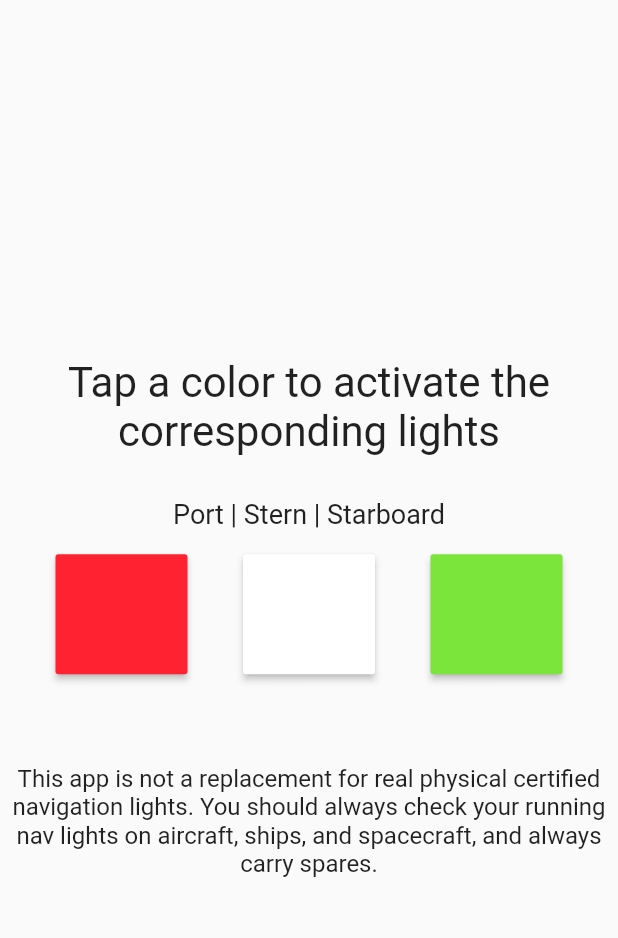
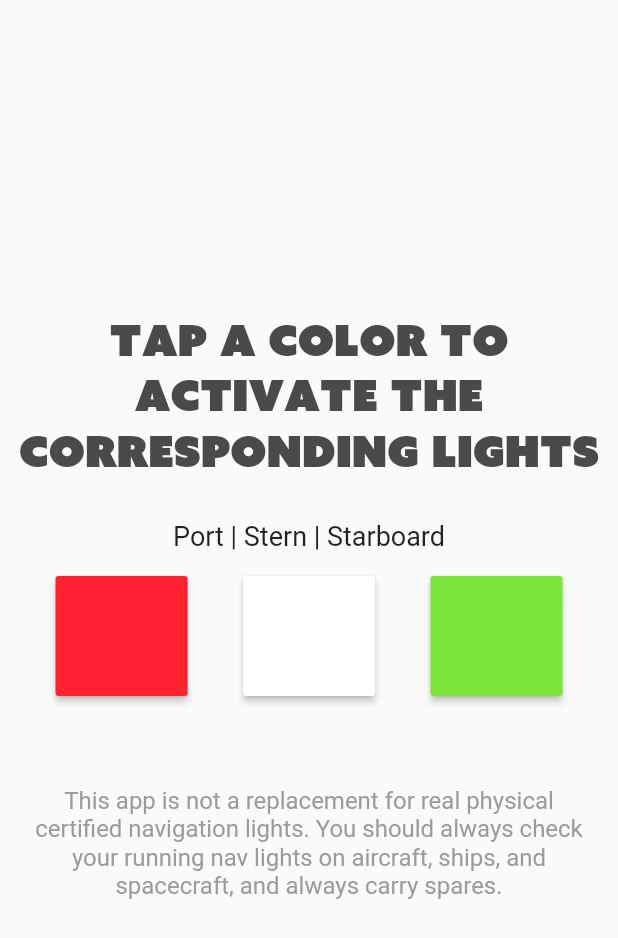
Before and after one commit to supitchayapat/emergency-nav-lights-sim-flutter, a Flutter app: the HomePage screen opened directly, on a phone screen of 412 x 824 dp. Shown: the top 938 px of the screen. Run offline on Flutter 3.47's test engine with Material 2 defaults, Android fonts, the phone set to English and light mode, and no system bars.

Commit message:
add AppColors

```diff
--- /dev/null
+++ b/lib/app-constant.dart
@@ -0,0 +1,9 @@
+
+import 'package:flutter/material.dart';
+
+class AppColors {
+  static Color red = Color.fromARGB(255,255,34,49);
+  static Color green = Color.fromARGB(255,123,229,59);
+  static Color grey = Color.fromARGB(255, 155, 155, 155);
+  static Color dark = Color.fromARGB(255, 74, 74, 74);
+}
--- a/lib/page/home-page.dart
+++ b/lib/page/home-page.dart
@@ -1,4 +1,5 @@
-import 'package:emergency_nav_lights_sim/page/light-page.dart';
+import 'package:emergency_nav_lights_sim/app-constant.dart';
+import 'package:emergency_nav_lights_sim/page/one-light-page.dart';
 import 'package:flutter/material.dart';
 
 class HomePage extends StatelessWidget {
@@ -13,7 +14,10 @@ class HomePage extends StatelessWidget {
               margin: EdgeInsets.only(bottom: 28.0),
               child: Text("Tap a color to activate the corresponding lights",
                   textAlign: TextAlign.center,
-                  style: TextStyle(fontSize: 28.0)),
+                  style: TextStyle(
+                      fontSize: 28.0,
+                      color: AppColors.dark,
+                      fontFamily: "AzoSansUber")),
             ),
             Container(
               margin: EdgeInsets.only(bottom: 16.0),
@@ -28,11 +32,12 @@ class HomePage extends StatelessWidget {
               children: <Widget>[
                 MaterialButton(
                     height: 80.0,
-                    color: Color.fromARGB(255,255,34,49),
+                    color: AppColors.red,
                     onPressed: () {
                       Navigator.push(
                         context,
-                        MaterialPageRoute(builder: (context) => LightPage(Color.fromARGB(255,255,34,49))),
+                        MaterialPageRoute(
+                            builder: (context) => OneLightPage(AppColors.red)),
                       );
                     }),
                 MaterialButton(
@@ -41,26 +46,30 @@ class HomePage extends StatelessWidget {
                     onPressed: () {
                       Navigator.push(
                         context,
-                        MaterialPageRoute(builder: (context) => LightPage(Colors.white)),
+                        MaterialPageRoute(
+                            builder: (context) => OneLightPage(Colors.white)),
                       );
                     }),
                 MaterialButton(
                     height: 80.0,
-                    color: Color.fromARGB(255,123,229,59),
+                    color: AppColors.green,
                     onPressed: () {
                       Navigator.push(
                         context,
-                        MaterialPageRoute(builder: (context) => LightPage(Color.fromARGB(255,123,229,59))),
+                        MaterialPageRoute(
+                            builder: (context) =>
+                                OneLightPage(AppColors.green)),
                       );
                     }),
               ],
             ),
-             Container(
-                    margin: EdgeInsets.only(top: 60.0),
-                    child: Text("This app is not a replacement for real physical certified navigation lights. You should always check your running nav lights on aircraft, ships, and spacecraft, and always carry spares.",
+            Container(
+              margin: EdgeInsets.only(top: 60.0, right: 16.0, bottom: 16.0, left: 16.0),
+              child: Text(
+                  "This app is not a replacement for real physical certified navigation lights. You should always check your running nav lights on aircraft, ships, and spacecraft, and always carry spares.",
                   textAlign: TextAlign.center,
-                  style: TextStyle(fontSize: 16.0)),
-                     )
+                  style: TextStyle(fontSize: 16.0, color: AppColors.grey)),
+            )
           ],
         ),
       ),
```
Also changed, not shown: lib/page/one-light-page.dart (renamed from lib/page/light-page.dart, +7 -8 lines), lib/page/splash-page.dart (+18 -4 lines).
